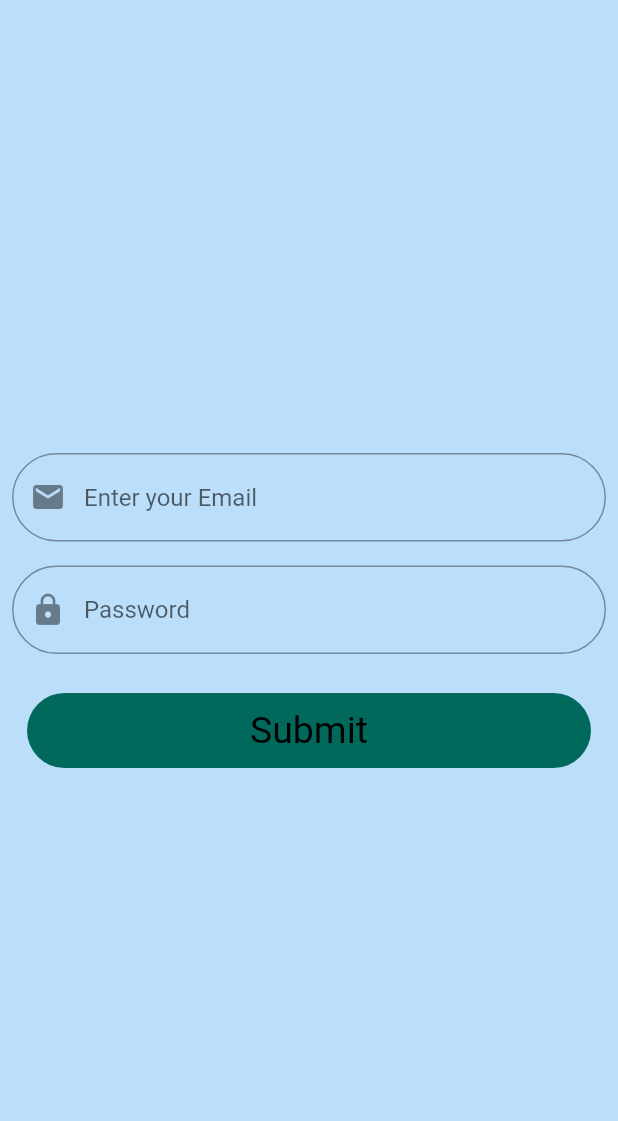
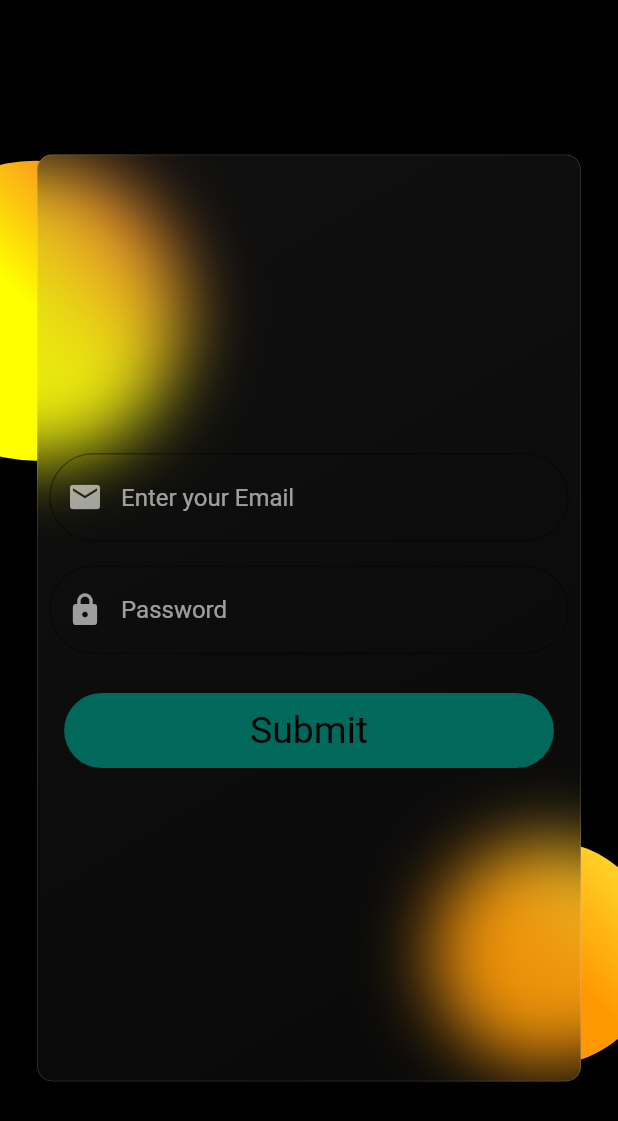
Before and after one commit to tanmoy06/sample_app, a Flutter app: the Regester screen opened directly, on a phone screen of 412 x 824 dp. Shown: the top 1121 px of the screen. Run offline on Flutter 3.47's test engine with Material 2 defaults, Android fonts, the phone set to English and light mode, and no system bars; our stand-ins replace firebase_auth, firebase_core, flutter_cache_manager, get; missing offline and left inert: flutter_wallpaper_manager; accounts and stored records are empty; network calls fail.

Commit message:
style changes

```diff
--- a/lib/Screens/regester.dart
+++ b/lib/Screens/regester.dart
@@ -2,6 +2,8 @@ import 'package:flutter/material.dart';
 import 'package:firebase_auth/firebase_auth.dart';
 import 'package:get/get.dart';
 import 'package:sample_app/Screens/homepage.dart';
+import 'package:sample_app/Style/bg-style.dart';
+import 'package:sample_app/Style/glossy.dart';
 
 class Regester extends StatefulWidget {
   const Regester({super.key});
@@ -17,9 +19,23 @@ class _RegesterState extends State<Regester> {
   @override
   Widget build(BuildContext context) {
     return Scaffold(
-      resizeToAvoidBottomInset: true,
+      resizeToAvoidBottomInset: false,
       backgroundColor: Colors.blue[100],
-      body: Column(
+      body: Stack(
+        children: [
+          const BackgroundStyle(
+            LowerCircleColor1: Colors.yellow,
+            LowerCircleColor2: Colors.orange,
+            UpperCircleColor1: Colors.red,
+            UpperCircleColor2: Colors.yellowAccent,
+          ),
+          Center(
+            child: GlossyCard(
+              borderRadius: 10.0,
+              borderWith: 0.3,
+              height: Get.height * .75,
+              width: Get.width * .88,
+              child: Column(
                 mainAxisAlignment: MainAxisAlignment.center,
                 crossAxisAlignment: CrossAxisAlignment.center,
                 children: [
@@ -29,16 +45,20 @@ class _RegesterState extends State<Regester> {
                       onChanged: (value) {
                         email = value;
                       },
+                      controller: TextEditingController(),
                       keyboardType: TextInputType.emailAddress,
                       textAlign: TextAlign.start,
                       decoration: InputDecoration(
+                        border: OutlineInputBorder(
+                            borderSide: const BorderSide(color: Colors.white70),
+                            borderRadius: BorderRadius.circular(30)),
                         hintText: "Enter your Email",
-                prefixIcon: const Icon(Icons.email),
-                border: OutlineInputBorder(
-                  borderRadius: BorderRadius.circular(
-                    30,
+                        hintStyle: const TextStyle(color: Colors.white60),
+                        prefixIcon: const Icon(
+                          Icons.email,
+                          color: Colors.white60,
                         ),
-                ),
+                        fillColor: Colors.transparent,
                       ),
                     ),
                   ),
@@ -51,22 +71,26 @@ class _RegesterState extends State<Regester> {
                       obscureText: true,
                       textAlign: TextAlign.start,
                       decoration: InputDecoration(
+                        fillColor: Colors.transparent,
                         hintText: "Password",
-                prefixIcon: const Icon(Icons.lock),
+                        hintStyle: const TextStyle(color: Colors.white60),
+                        prefixIcon: const Icon(
+                          Icons.lock,
+                          color: Colors.white60,
+                        ),
                         border: OutlineInputBorder(
-                  borderRadius: BorderRadius.circular(
-                    30,
-                  ),
-                ),
+                            borderSide: const BorderSide(color: Colors.white70),
+                            borderRadius: BorderRadius.circular(30)),
                       ),
                     ),
                   ),
                   InkWell(
                     onTap: () async {
                       try {
-                final newUser = await _auth.createUserWithEmailAndPassword(
+                        final newUser =
+                            await _auth.createUserWithEmailAndPassword(
                                 email: email, password: pass);
-                // ignore: unnecessary_null_comparison
+
                         if (newUser != null) {
                           Get.to(const HomePage());
                         }
@@ -96,6 +120,10 @@ class _RegesterState extends State<Regester> {
                   ),
                 ],
               ),
+            ),
+          ),
+        ],
+      ),
     );
   }
 }
--- /dev/null
+++ b/lib/Style/bg-style.dart
@@ -0,0 +1,65 @@
+import 'package:flutter/material.dart';
+import 'package:get/get.dart';
+
+class BackgroundStyle extends StatelessWidget {
+  final UpperCircleColor1;
+  final UpperCircleColor2;
+  final LowerCircleColor1;
+  final LowerCircleColor2;
+
+  const BackgroundStyle(
+      {super.key,
+      required this.UpperCircleColor1,
+      required this.UpperCircleColor2,
+      required this.LowerCircleColor1,
+      required this.LowerCircleColor2});
+  @override
+  Widget build(BuildContext context) {
+    return Scaffold(
+      backgroundColor: Colors.black,
+      body: Stack(
+        // mainAxisAlignment: MainAxisAlignment.start,
+        children: [
+          Positioned(
+            right: Get.width * 0.7,
+            top: Get.height * 0.13,
+            child: Container(
+              height: 200,
+              width: 200,
+              decoration: BoxDecoration(
+                shape: BoxShape.circle,
+                gradient: LinearGradient(
+                  begin: Alignment.topRight,
+                  end: Alignment.center,
+                  colors: [
+                    UpperCircleColor1,
+                    UpperCircleColor2,
+                  ],
+                ),
+              ),
+            ),
+          ),
+          Positioned(
+            left: Get.width * 0.7,
+            top: Get.height * 0.68,
+            child: Container(
+              height: 150,
+              width: 150,
+              decoration: BoxDecoration(
+                shape: BoxShape.circle,
+                gradient: LinearGradient(
+                  begin: Alignment.topRight,
+                  end: Alignment.center,
+                  colors: [
+                    LowerCircleColor1,
+                    LowerCircleColor2,
+                  ],
+                ),
+              ),
+            ),
+          ),
+        ],
+      ),
+    );
+  }
+}
--- /dev/null
+++ b/lib/Style/glossy.dart
@@ -0,0 +1,66 @@
+import 'dart:ui';
+
+import 'package:flutter/material.dart';
+
+class GlossyCard extends StatelessWidget {
+  // ignore: prefer_typing_uninitialized_variables
+  final height;
+  // ignore: prefer_typing_uninitialized_variables
+  final width;
+  // ignore: prefer_typing_uninitialized_variables
+  final borderRadius;
+  // ignore: prefer_typing_uninitialized_variables
+  final child;
+  // ignore: prefer_typing_uninitialized_variables
+  final borderWith;
+
+  const GlossyCard({
+    super.key,
+    required this.height,
+    required this.width,
+    required this.borderRadius,
+    required this.child,
+    required this.borderWith,
+  });
+
+  @override
+  Widget build(BuildContext context) {
+    return ClipRRect(
+      borderRadius: BorderRadius.all(Radius.circular(borderRadius)),
+      child: Container(
+        height: height,
+        width: width,
+        color: Colors.transparent,
+        child: Stack(children: [
+          BackdropFilter(
+            filter: ImageFilter.blur(
+              sigmaX: 24.0,
+              sigmaY: 23.5,
+            ),
+            child: Container(),
+          ),
+          Container(
+            decoration: BoxDecoration(
+                borderRadius: BorderRadius.circular(borderRadius),
+                border: Border.all(
+                  width: borderWith,
+                  color: Colors.white.withOpacity(0.43),
+                ),
+                gradient: LinearGradient(
+                    begin: Alignment.topLeft,
+                    end: Alignment.bottomRight,
+                    colors: [
+                      Color.fromARGB(255, 107, 106, 106).withOpacity(0.153),
+                      Color.fromARGB(255, 88, 88, 88).withOpacity(0.103),
+                    ])),
+          ),
+          Center(
+            child: Container(
+              child: child,
+            ),
+          )
+        ]),
+      ),
+    );
+  }
+}
--- a/lib/main.dart
+++ b/lib/main.dart
@@ -22,7 +22,7 @@ class MyApp extends StatelessWidget {
       title: 'Flutter Demo',
       theme: ThemeData(
         primarySwatch: Colors.blue,
-        fontFamily: 'ShadowsIntoLight',
+        // fontFamily: 'ShadowsIntoLight',
       ),
       home: const WelcomeScreen(),
     );
```
Also changed, not shown: lib/Screens/homepage.dart (+9 -3 lines), lib/Screens/login.dart (+46 -13 lines), lib/Screens/welcome.dart (+26 -4 lines), pubspec.yaml (+10 -10 lines), assets/fonts/DancingScript-VariableFont_wght.ttf (added). Lines whose indentation alone changed are shown as unchanged.
